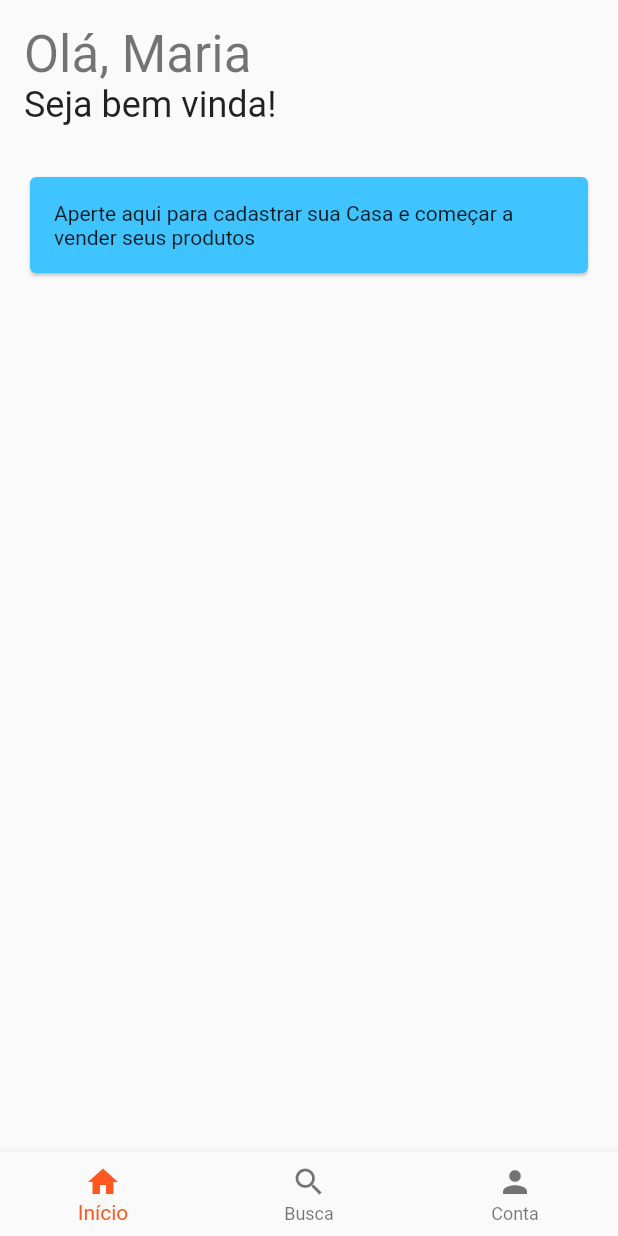
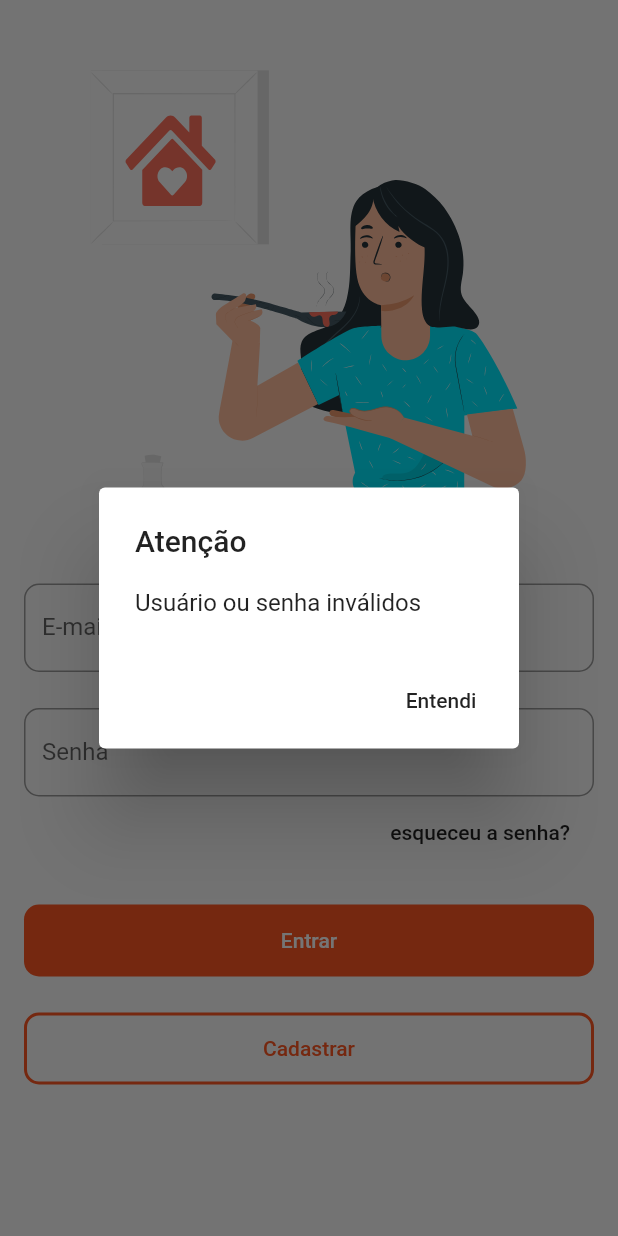
Before and after one commit to Caseirinho/caseirinho-app, a Flutter app: the screen it shows after launch, after a tap on "Entrar", on a phone screen of 412 x 824 dp. Run offline on Flutter 3.47's test engine with Material 2 defaults, Android fonts, the phone set to English and light mode, and no system bars; our stand-ins replace flutter_svg; missing offline and left inert: mapbox_gl.

Commit message:
RF1: login

```diff
--- a/lib/components/my_text_field.dart
+++ b/lib/components/my_text_field.dart
@@ -4,10 +4,12 @@ class MyTextField extends StatelessWidget {
   final String labelText;
   final obscureText;
   final hintText;
+  final onChanged;
 
   const MyTextField({
     Key key,
     this.labelText,
+    this.onChanged,
     this.obscureText = false,
     this.hintText = "",
   }) : super(key: key);
@@ -15,6 +17,7 @@ class MyTextField extends StatelessWidget {
   @override
   Widget build(BuildContext context) {
     return TextFormField(
+      onChanged: onChanged,
       obscureText: this.obscureText,
       decoration: InputDecoration(
         labelText: labelText,
--- a/lib/main.dart
+++ b/lib/main.dart
@@ -1,4 +1,4 @@
-import 'package:caseirinho_app/screens/login.dart';
+import 'package:caseirinho_app/screens/login/login.dart';
 import 'package:flutter/material.dart';
 import 'package:flutter/services.dart';
 
--- a/lib/screens/home/perfil.dart
+++ b/lib/screens/home/perfil.dart
@@ -1,6 +1,6 @@
 import 'package:caseirinho_app/screens/cadastro_casa.dart';
 import 'package:caseirinho_app/screens/edicao_perfil.dart';
-import 'package:caseirinho_app/screens/login.dart';
+import 'package:caseirinho_app/screens/login/login.dart';
 import 'package:caseirinho_app/screens/troca_senha.dart';
 import 'package:flutter/cupertino.dart';
 import 'package:flutter/material.dart';
--- a/lib/screens/login.dart
+++ /dev/null
@@ -1,87 +0,0 @@
-import 'package:caseirinho_app/components/my_flat_button.dart';
-import 'package:caseirinho_app/components/my_outline_button.dart';
-import 'package:caseirinho_app/components/my_text_field.dart';
-import 'package:caseirinho_app/screens/cadastro.dart';
-import 'package:caseirinho_app/screens/home/home_navigator.dart';
-import 'package:caseirinho_app/screens/recuperacao_senha.dart';
-import 'package:flutter/cupertino.dart';
-import 'package:flutter/material.dart';
-import 'package:flutter_svg/svg.dart';
-
-class LoginScreen extends StatefulWidget {
-  @override
-  _LoginScreenState createState() => _LoginScreenState();
-}
-
-class _LoginScreenState extends State<LoginScreen> {
-  void login() async {
-    Navigator.of(context).pushReplacement(
-        new CupertinoPageRoute(builder: (_) => HomeNavigator()));
-  }
-
-  void cadastrar() async {
-    Navigator.of(context)
-        .push(new CupertinoPageRoute(builder: (_) => CadastroScreen()));
-  }
-
-  void recuperarSenha() async {
-    Navigator.of(context)
-        .push(new CupertinoPageRoute(builder: (_) => RecuperacaoSenhaScreen()));
-  }
-
-  @override
-  Widget build(BuildContext context) {
-    return Scaffold(
-      body: SafeArea(
-        child: Padding(
-          padding: const EdgeInsets.all(16.0),
-          child: Column(
-            crossAxisAlignment: CrossAxisAlignment.stretch,
-            children: [
-              Padding(
-                padding: const EdgeInsets.only(
-                    top: 30.0, left: 16, right: 16, bottom: 16),
-                child: SvgPicture.asset(
-                  'assets/login_gravure.svg',
-                ),
-              ),
-              MyTextField(
-                labelText: "E-mail",
-              ),
-              SizedBox(
-                height: 24,
-              ),
-              MyTextField(
-                labelText: "Senha",
-                obscureText: true,
-              ),
-              Row(
-                mainAxisAlignment: MainAxisAlignment.end,
-                children: [
-                  FlatButton(
-                    onPressed: () => recuperarSenha(),
-                    child: Text("esqueceu a senha?"),
-                  ),
-                ],
-              ),
-              SizedBox(
-                height: 24,
-              ),
-              MyFlatButton(
-                label: "Entrar",
-                onPressed: login,
-              ),
-              SizedBox(
-                height: 24,
-              ),
-              MyOutlineButton(
-                label: "Cadastrar",
-                onPressed: cadastrar,
-              ),
-            ],
-          ),
-        ),
-      ),
-    );
-  }
-}
--- /dev/null
+++ b/lib/screens/login/login.dart
@@ -0,0 +1,77 @@
+import 'package:caseirinho_app/screens/cadastro.dart';
+import 'package:caseirinho_app/screens/home/home_navigator.dart';
+import 'package:caseirinho_app/screens/login/login_view.dart';
+import 'package:caseirinho_app/screens/recuperacao_senha.dart';
+import 'package:caseirinho_app/services/api.dart';
+import 'package:flutter/cupertino.dart';
+import 'package:flutter/material.dart';
+
+class LoginScreen extends StatefulWidget {
+  @override
+  _LoginScreenState createState() => _LoginScreenState();
+}
+
+class _LoginScreenState extends State<LoginScreen> {
+  String username;
+  String password;
+  final api = API();
+
+  void login() async {
+    var loginSuccess = await api.login(this.username, this.password);
+
+    if (loginSuccess) {
+      Navigator.of(context).pushReplacement(
+          new CupertinoPageRoute(builder: (_) => HomeNavigator()));
+    } else {
+      showDialog(
+        context: context,
+        barrierDismissible: true,
+        builder: (_) => AlertDialog(
+          title: Text("Atenção"),
+          content: Text("Usuário ou senha inválidos"),
+          actions: <Widget>[
+            FlatButton(
+              child: Text('Entendi'),
+              onPressed: () {
+                Navigator.of(context).pop();
+              },
+            ),
+          ],
+        ),
+      );
+    }
+  }
+
+  void cadastrar() async {
+    Navigator.of(context)
+        .push(new CupertinoPageRoute(builder: (_) => CadastroScreen()));
+  }
+
+  void recuperarSenha() async {
+    Navigator.of(context)
+        .push(new CupertinoPageRoute(builder: (_) => RecuperacaoSenhaScreen()));
+  }
+
+  void setUsername(String username) {
+    setState(() {
+      this.username = username;
+    });
+  }
+
+  void setPassword(String password) {
+    setState(() {
+      this.password = password;
+    });
+  }
+
+  @override
+  Widget build(BuildContext context) {
+    return LoginView(
+      login: login,
+      cadastrar: cadastrar,
+      recuperarSenha: recuperarSenha,
+      setUsername: setUsername,
+      setPassword: setPassword,
+    );
+  }
+}
--- /dev/null
+++ b/lib/screens/login/login_view.dart
@@ -0,0 +1,85 @@
+import 'package:caseirinho_app/components/my_flat_button.dart';
+import 'package:caseirinho_app/components/my_outline_button.dart';
+import 'package:caseirinho_app/components/my_text_field.dart';
+import 'package:flutter/material.dart';
+import 'package:flutter/widgets.dart';
+import 'package:flutter_svg/svg.dart';
+
+class LoginView extends StatelessWidget {
+  final recuperarSenha;
+  final login;
+  final cadastrar;
+
+  final void Function(String username) setUsername;
+
+  final void Function(String password) setPassword;
+
+  const LoginView({
+    Key key,
+    this.recuperarSenha,
+    this.login,
+    this.cadastrar,
+    this.setUsername,
+    this.setPassword,
+  }) : super(key: key);
+
+  @override
+  Widget build(BuildContext context) {
+    return Scaffold(
+      body: SafeArea(
+        child: SingleChildScrollView(
+          child: Padding(
+            padding: const EdgeInsets.all(16.0),
+            child: Column(
+              crossAxisAlignment: CrossAxisAlignment.stretch,
+              children: [
+                Padding(
+                  padding: const EdgeInsets.only(
+                      top: 30.0, left: 16, right: 16, bottom: 16),
+                  child: SvgPicture.asset(
+                    'assets/login_gravure.svg',
+                  ),
+                ),
+                MyTextField(
+                  labelText: "E-mail",
+                  onChanged: (value) => setUsername(value),
+                ),
+                SizedBox(
+                  height: 24,
+                ),
+                MyTextField(
+                  labelText: "Senha",
+                  obscureText: true,
+                  onChanged: (value) => setPassword(value),
+                ),
+                Row(
+                  mainAxisAlignment: MainAxisAlignment.end,
+                  children: [
+                    FlatButton(
+                      onPressed: () => recuperarSenha(),
+                      child: Text("esqueceu a senha?"),
+                    ),
+                  ],
+                ),
+                SizedBox(
+                  height: 24,
+                ),
+                MyFlatButton(
+                  label: "Entrar",
+                  onPressed: login,
+                ),
+                SizedBox(
+                  height: 24,
+                ),
+                MyOutlineButton(
+                  label: "Cadastrar",
+                  onPressed: cadastrar,
+                ),
+              ],
+            ),
+          ),
+        ),
+      ),
+    );
+  }
+}
--- /dev/null
+++ b/lib/services/api.dart
@@ -0,0 +1,9 @@
+class API {
+
+  Future<bool> login(String username, String password) async {
+    if (username == 'maria@gmail.com' && password == 'caseirinho') {
+      return true;
+    }
+    return false;
+  }
+}
```
Also changed, not shown: lib/screens/cadastro.dart (+4 -4 lines), 1 other file.
